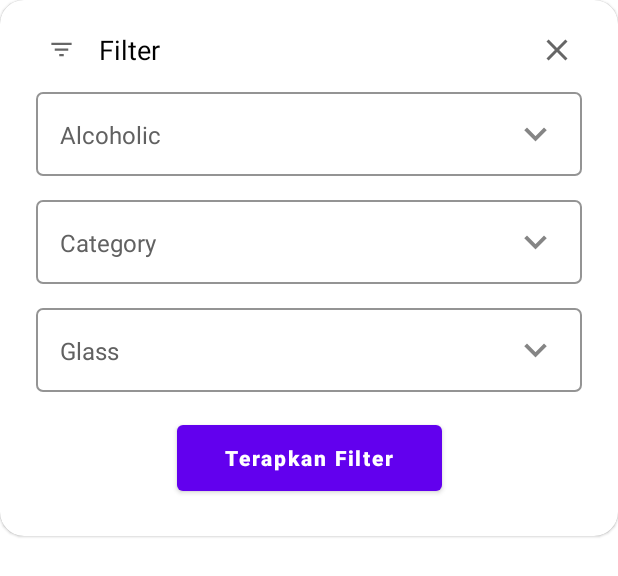
After one commit to kharismarizqii/cocktail-app, an Android app: the layout dialog_filter.xml on its own in the app's theme, with its tools: preview values and no code run, on a phone screen of 412 x 824 dp. The commit adds this screen. Shown: the top 576 px of the screen. Run offline under Robolectric (Android 15) with nearby library versions, the phone set to English and light mode, and no system bars.

Commit message:
create filter bottom sheet ui

```diff
--- a/app/src/main/java/com/kharismarizqii/cocktail/data/remote/RemoteDataSource.kt
+++ b/app/src/main/java/com/kharismarizqii/cocktail/data/remote/RemoteDataSource.kt
@@ -4,7 +4,6 @@ import com.kharismarizqii.cocktail.data.remote.response.CocktailResponse
 import com.kharismarizqii.cocktail.data.remote.service.ApiService
 import com.kharismarizqii.core_cocktail.vo.Either
 import retrofit2.Response
-import retrofit2.http.QueryMap
 import javax.inject.Inject
 
 /**
--- a/app/src/main/java/com/kharismarizqii/cocktail/domain/usecase/CocktailUseCase.kt
+++ b/app/src/main/java/com/kharismarizqii/cocktail/domain/usecase/CocktailUseCase.kt
@@ -1,6 +1,7 @@
 package com.kharismarizqii.cocktail.domain.usecase
 
 import com.kharismarizqii.cocktail.domain.model.Cocktail
+import com.kharismarizqii.cocktail.domain.model.CocktailFilter
 import com.kharismarizqii.core_cocktail.vo.Either
 
 /**
@@ -10,4 +11,5 @@ import com.kharismarizqii.core_cocktail.vo.Either
 interface CocktailUseCase {
     suspend fun getListCocktail(): Either<Throwable, List<Cocktail>>
     suspend fun searchCocktail(q: String): Either<Throwable, List<Cocktail>>
+    suspend fun filterCocktail(filter: CocktailFilter): Either<Throwable, List<Cocktail>>
 }
--- /dev/null
+++ b/app/src/main/res/drawable/ic_close.xml
@@ -0,0 +1,10 @@
+<vector xmlns:android="http://schemas.android.com/apk/res/android"
+    android:width="24dp"
+    android:height="24dp"
+    android:viewportWidth="24"
+    android:viewportHeight="24"
+    android:tint="?attr/colorControlNormal">
+  <path
+      android:fillColor="@android:color/white"
+      android:pathData="M19,6.41L17.59,5 12,10.59 6.41,5 5,6.41 10.59,12 5,17.59 6.41,19 12,13.41 17.59,19 19,17.59 13.41,12z"/>
+</vector>
--- /dev/null
+++ b/app/src/main/res/layout/dialog_filter.xml
@@ -0,0 +1,107 @@
+<?xml version="1.0" encoding="utf-8"?>
+<com.google.android.material.card.MaterialCardView xmlns:android="http://schemas.android.com/apk/res/android"
+    xmlns:app="http://schemas.android.com/apk/res-auto"
+    xmlns:tools="http://schemas.android.com/tools"
+    android:layout_width="match_parent"
+    android:layout_height="wrap_content"
+    android:background="@color/white"
+    app:cardCornerRadius="16dp">
+
+    <androidx.constraintlayout.widget.ConstraintLayout
+        android:layout_width="match_parent"
+        android:layout_height="match_parent">
+
+        <ImageView
+            android:id="@+id/imageView"
+            android:layout_width="18dp"
+            android:layout_height="18dp"
+            android:layout_marginStart="32dp"
+            android:layout_marginTop="24dp"
+            android:src="@drawable/ic_filter"
+            app:layout_constraintStart_toStartOf="parent"
+            app:layout_constraintTop_toTopOf="parent" />
+
+        <TextView
+            android:id="@+id/textView2"
+            android:layout_width="wrap_content"
+            android:layout_height="wrap_content"
+            android:layout_marginStart="16dp"
+            android:text="Filter"
+            android:textSize="18sp"
+            android:textColor="@color/black"
+            app:layout_constraintBottom_toBottomOf="@+id/imageView"
+            app:layout_constraintStart_toEndOf="@+id/imageView"
+            app:layout_constraintTop_toTopOf="@+id/imageView" />
+
+        <ImageButton
+            android:id="@+id/btnClose"
+            android:layout_width="18dp"
+            android:layout_height="18dp"
+            android:layout_marginTop="24dp"
+            android:layout_marginEnd="32dp"
+            android:background="@android:color/transparent"
+            android:src="@drawable/ic_close"
+            app:layout_constraintEnd_toEndOf="parent"
+            app:layout_constraintTop_toTopOf="parent" />
+
+
+        <com.kharismarizqii.widget.button.FilterButton
+            android:id="@+id/filter_alcoholic"
+            android:layout_width="match_parent"
+            android:layout_height="56dp"
+            android:layout_marginStart="24dp"
+            android:layout_marginTop="16dp"
+            android:layout_marginEnd="24dp"
+            app:textFilter="Alcoholic"
+            app:backgroundFilter="@drawable/bg_filter_dropdown"
+            app:layout_constraintBottom_toTopOf="@+id/filter_category"
+            app:layout_constraintEnd_toEndOf="parent"
+            app:layout_constraintStart_toStartOf="parent"
+            app:layout_constraintTop_toBottomOf="@id/textView2"/>
+
+        <com.kharismarizqii.widget.button.FilterButton
+            android:id="@+id/filter_category"
+            android:layout_width="match_parent"
+            android:layout_height="56dp"
+            android:layout_marginStart="24dp"
+            android:layout_marginTop="16dp"
+            android:layout_marginEnd="24dp"
+            app:textFilter="Category"
+            app:backgroundFilter="@drawable/bg_filter_dropdown"
+            app:layout_constraintBottom_toTopOf="@+id/filter_glass"
+            app:layout_constraintEnd_toEndOf="parent"
+            app:layout_constraintStart_toStartOf="parent"
+            app:layout_constraintTop_toBottomOf="@id/filter_alcoholic"/>
+
+        <com.kharismarizqii.widget.button.FilterButton
+            android:id="@+id/filter_glass"
+            android:layout_width="match_parent"
+            android:layout_height="56dp"
+            android:layout_marginStart="24dp"
+            android:layout_marginTop="16dp"
+            android:layout_marginEnd="24dp"
+            app:textFilter="Glass"
+            app:backgroundFilter="@drawable/bg_filter_dropdown"
+            app:layout_constraintBottom_toTopOf="@+id/btnApplyFilter"
+            app:layout_constraintEnd_toEndOf="parent"
+            app:layout_constraintStart_toStartOf="parent"
+            app:layout_constraintTop_toBottomOf="@id/filter_category"/>
+
+        <com.google.android.material.button.MaterialButton
+            android:id="@+id/btnApplyFilter"
+            android:layout_width="wrap_content"
+            android:layout_height="56dp"
+            android:layout_marginTop="16dp"
+            android:layout_marginBottom="24dp"
+            android:inputType="text"
+            android:paddingHorizontal="32dp"
+            android:text="Terapkan Filter"
+            android:textStyle="bold"
+            app:layout_constraintBottom_toBottomOf="parent"
+            app:layout_constraintEnd_toEndOf="@+id/filter_glass"
+            app:layout_constraintStart_toStartOf="@+id/filter_glass"
+            app:layout_constraintTop_toBottomOf="@+id/filter_glass" />
+
+    </androidx.constraintlayout.widget.ConstraintLayout>
+
+</com.google.android.material.card.MaterialCardView>
```
Also changed, not shown: app/src/main/java/com/kharismarizqii/cocktail/data/repository/CocktailRepositoryImpl.kt (+9 -1 lines), app/src/main/java/com/kharismarizqii/cocktail/domain/model/CocktailFilter.kt (added, +11 -0 lines), app/src/main/java/com/kharismarizqii/cocktail/domain/model/FilterData.kt (added, +9 -0 lines), app/src/main/java/com/kharismarizqii/cocktail/domain/usecase/CocktailInteractor.kt (+10 -0 lines), app/src/main/java/com/kharismarizqii/cocktail/ui/dialog/FilterBottomSheetAdapter.kt (added, +54 -0 lines), app/src/main/java/com/kharismarizqii/cocktail/ui/dialog/FilterBottomSheetDialogFragment.kt (added, +56 -0 lines), app/src/main/java/com/kharismarizqii/cocktail/ui/dialog/FilterDialogFragment.kt (added, +77 -0 lines), app/src/main/java/com/kharismarizqii/cocktail/ui/dialog/FilterViewModel.kt (added, +8 -0 lines), app/src/main/java/com/kharismarizqii/cocktail/ui/main/MainActivity.kt (+13 -0 lines), app/src/main/java/com/kharismarizqii/cocktail/ui/main/MainViewModel.kt (+22 -0 lines), app/src/main/res/layout/bottom_filter_list.xml (added, +61 -0 lines), app/src/main/res/layout/item_filter_bottom_dialog.xml (added, +32 -0 lines), app/src/main/res/values/themes.xml (+12 -0 lines).
